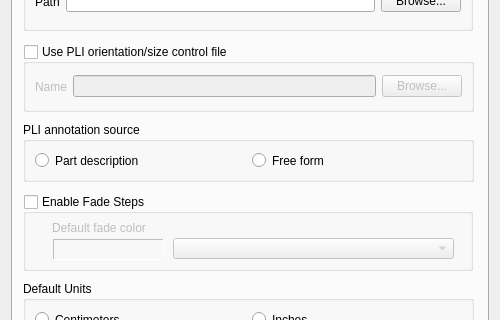
Before: the Qt Designer form preferences.ui in trevorsandy/lpub3d, drawn with Qt 5; both pictures show x 0 to 500 and y 206 to 526 of the 500 by 607 pixel window.
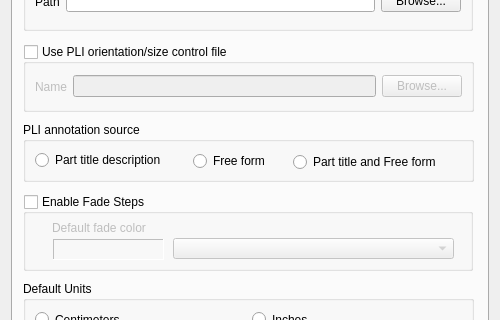
After: the same form once the commit is applied.

Diff of the .ui file:
```diff
--- a/preferences.ui
+++ b/preferences.ui
@@ -275,19 +275,31 @@
        <property name="checked">
         <bool>false</bool>
        </property>
-       <layout class="QHBoxLayout" name="_2">
-        <item>
          <widget class="QRadioButton" name="titleAnnotation">
+        <property name="geometry">
+         <rect>
+          <x>12</x>
+          <y>28</y>
+          <width>151</width>
+          <height>20</height>
+         </rect>
+        </property>
           <property name="toolTip">
            <string>Sourced from parts.lst descriptions - see root/extras/titleannotations.lst</string>
           </property>
           <property name="text">
-           <string>Part description</string>
-          </property>
-         </widget>
-        </item>
-        <item>
+         <string>Part title description</string>
+        </property>
+       </widget>
          <widget class="QRadioButton" name="freeformAnnotation">
+        <property name="geometry">
+         <rect>
+          <x>170</x>
+          <y>29</y>
+          <width>84</width>
+          <height>20</height>
+         </rect>
+        </property>
           <property name="toolTip">
            <string>Freeform annotations - see root/extras/freeformAnnotations.lst</string>
           </property>
@@ -295,8 +307,22 @@
            <string>Free form</string>
           </property>
          </widget>
-        </item>
-       </layout>
+       <widget class="QRadioButton" name="titleAndFreeformAnnotation">
+        <property name="geometry">
+         <rect>
+          <x>270</x>
+          <y>30</y>
+          <width>171</width>
+          <height>20</height>
+         </rect>
+        </property>
+        <property name="toolTip">
+         <string>Use both part descriptions and free form annotations - see annotations list files</string>
+        </property>
+        <property name="text">
+         <string>Part title and Free form</string>
+        </property>
+       </widget>
       </widget>
       <widget class="QGroupBox" name="viewerBox">
        <property name="geometry">
```
Left out of the diff: 6 changed lines with no effect on the pictures. Lines whose indentation alone changed are shown as unchanged.
